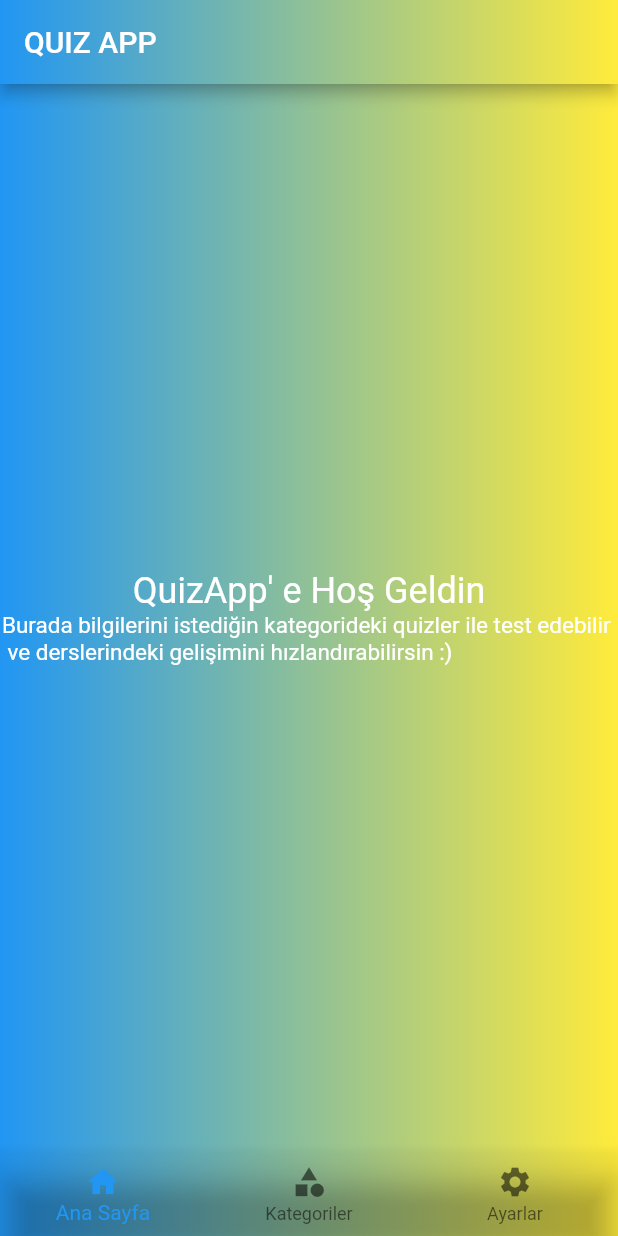
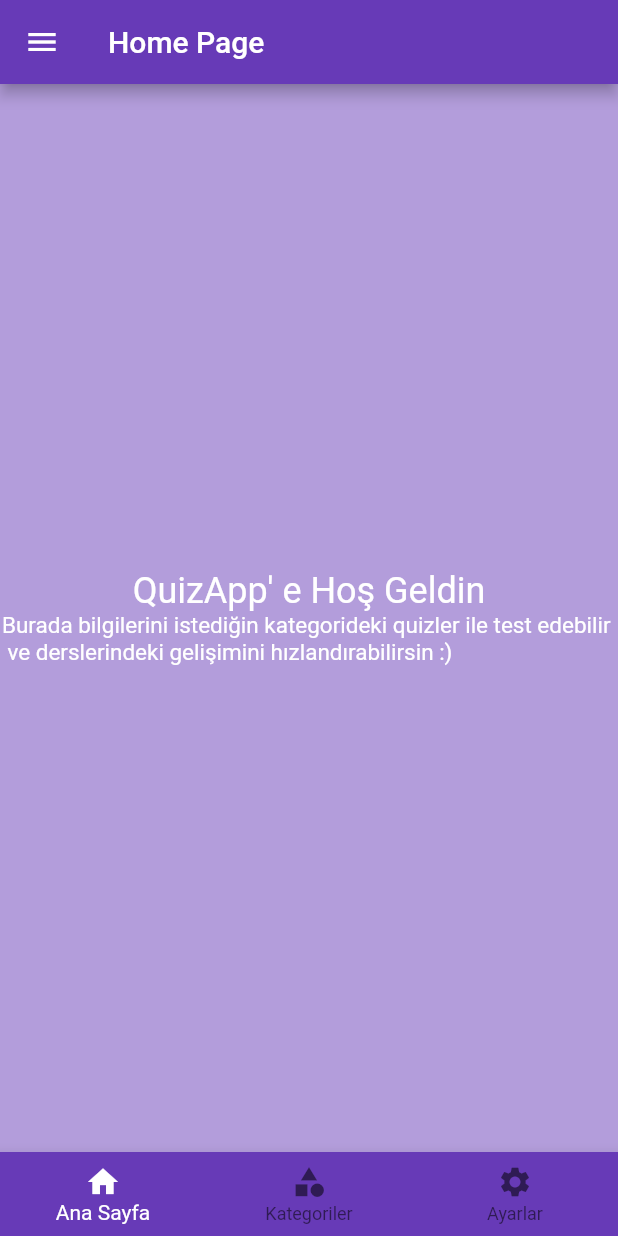
Before and after one commit to omerkincal/QuizApp, a Flutter app: the screen it shows after launch, on a phone screen of 412 x 824 dp. Run offline on Flutter 3.47's test engine with Material 2 defaults, Android fonts, the light colour scheme and no system bars; drawn by our look-alikes of hidden_drawer_menu; Roboto replaces fonts that are missing (Georgia).

Commit message:
hidden drawer and categories added

```diff
--- a/lib/home_page.dart
+++ b/lib/home_page.dart
@@ -1,8 +1,8 @@
 // ignore_for_file: avoid_print
 
 import 'package:flutter/material.dart';
-import 'package:ypyprojeodevi/main_page.dart';
-import 'package:ypyprojeodevi/settings_screen.dart';
+import 'package:ypyprojeodevi/screens/main_page.dart';
+import 'package:ypyprojeodevi/screens/settings_screen.dart';
 import 'package:ypyprojeodevi/widgets/categories_page.dart';
 
 class HomePage extends StatefulWidget {
@@ -29,37 +29,22 @@ class _HomePageState extends State<HomePage> {
   @override
   Widget build(BuildContext context) {
     return Scaffold(
-      appBar: AppBar(
-        title: const Text('QUIZ APP'),
-        flexibleSpace: Container(
-          decoration: const BoxDecoration(
-            gradient: LinearGradient(
-              begin: Alignment.bottomLeft,
-              end: Alignment.bottomRight,
-              colors: [Colors.blue, Colors.yellow],
-            ),
-          ),
-        ),
-      ),
       body: Container(
           width: double.infinity,
           height: double.infinity,
-          decoration: const BoxDecoration(
-            gradient: LinearGradient(
-              begin: Alignment.topLeft,
-              end: Alignment.topRight,
-              colors: [Colors.blue, Colors.yellow],
-            ),
+          decoration: BoxDecoration(
+            color: Colors.deepPurple[200],
           ),
           child: _pages[_selectedIndex]),
       bottomNavigationBar: Container(
-        decoration: const BoxDecoration(
-          gradient: LinearGradient(colors: [Colors.blue, Colors.yellow]),
+        decoration: BoxDecoration(
+          color: Theme.of(context).colorScheme.primary,
         ),
         child: BottomNavigationBar(
+          selectedItemColor: Colors.white,
           currentIndex: _selectedIndex,
           onTap: _navigationBottomBar,
-          backgroundColor: Colors.transparent,
+          backgroundColor: Theme.of(context).colorScheme.primary,
           type: BottomNavigationBarType.fixed,
           items: const <BottomNavigationBarItem>[
             BottomNavigationBarItem(
--- a/lib/main.dart
+++ b/lib/main.dart
@@ -1,5 +1,5 @@
 import 'package:flutter/material.dart';
-import 'package:ypyprojeodevi/splash_screen.dart';
+import 'package:ypyprojeodevi/screens/splash_screen.dart';
 
 void main(List<String> args) {
   runApp(const MyApp());
@@ -15,15 +15,17 @@ class MyApp extends StatefulWidget {
 }
 
 class _MyAppState extends State<MyApp> {
-
-
-
-
   @override
   Widget build(BuildContext context) {
-    return const MaterialApp(
+    return MaterialApp(
       debugShowCheckedModeBanner: false,
       home: SplashScreen(),
+      theme: ThemeData(
+        primarySwatch: Colors.deepPurple,
+        brightness: Brightness.light,
+        primaryColor: Colors.deepPurple[800],
+        fontFamily: 'Georgia',
+      ),
     );
   }
 }
--- a/lib/settings_screen.dart
+++ b/lib/screens/settings_screen.dart
@@ -5,6 +5,6 @@ class SettingsScreen extends StatelessWidget {
 
   @override
   Widget build(BuildContext context) {
-    return const Placeholder();
+    return Scaffold();
   }
 }
--- a/lib/splash_screen.dart
+++ b/lib/screens/splash_screen.dart
@@ -1,6 +1,6 @@
 import 'package:flutter/material.dart';
 import 'package:flutter/services.dart';
-import 'package:ypyprojeodevi/home_page.dart';
+import '../widgets/hidden_drawer.dart';
 
 class SplashScreen extends StatefulWidget {
   const SplashScreen({super.key});
@@ -17,8 +17,8 @@ class _SplashScreenState extends State<SplashScreen>
     SystemChrome.setEnabledSystemUIMode(SystemUiMode.immersive);
 
     Future.delayed(const Duration(seconds: 3), () {
-      Navigator.of(context)
-          .pushReplacement(MaterialPageRoute(builder: (_) => const HomePage()));
+      Navigator.of(context).pushReplacement(
+          MaterialPageRoute(builder: (_) => const HiddenDrawer()));
     });
   }
 
--- /dev/null
+++ b/lib/widgets/hidden_drawer.dart
@@ -0,0 +1,49 @@
+import 'package:flutter/material.dart';
+import 'package:hidden_drawer_menu/hidden_drawer_menu.dart';
+import 'package:ypyprojeodevi/home_page.dart';
+import 'package:ypyprojeodevi/screens/settings_screen.dart';
+
+class HiddenDrawer extends StatefulWidget {
+  const HiddenDrawer({super.key});
+
+  @override
+  State<HiddenDrawer> createState() => _HiddenDrawerState();
+}
+
+class _HiddenDrawerState extends State<HiddenDrawer> {
+  List<ScreenHiddenDrawer> _pages = [];
+
+  @override
+  void initState() {
+    super.initState();
+
+    _pages = [
+      ScreenHiddenDrawer(
+        ItemHiddenMenu(
+          name: 'Home Page',
+          baseStyle: TextStyle(),
+          selectedStyle: TextStyle(),
+        ),
+        HomePage(),
+      ),
+      ScreenHiddenDrawer(
+        ItemHiddenMenu(
+          name: 'Favorite Questions',
+          baseStyle: TextStyle(),
+          selectedStyle: TextStyle(),
+        ),
+        SettingsScreen(),
+      ),
+    ];
+  }
+
+  @override
+  Widget build(BuildContext context) {
+    return HiddenDrawerMenu(
+      screens: _pages,
+      backgroundColorMenu: Colors.deepPurple.shade200,
+      initPositionSelected: 0,
+      slidePercent: 60,
+    );
+  }
+}
--- a/pubspec.yaml
+++ b/pubspec.yaml
@@ -30,6 +30,7 @@ environment:
 dependencies:
   flutter:
     sdk: flutter
+  hidden_drawer_menu: ^3.0.1
 
 
   # The following adds the Cupertino Icons font to your application.
```
Also changed, not shown: lib/question_list.dart (+36 -7 lines), lib/screens/main_page.dart (renamed from lib/main_page.dart), pubspec.lock, 1 other file.
